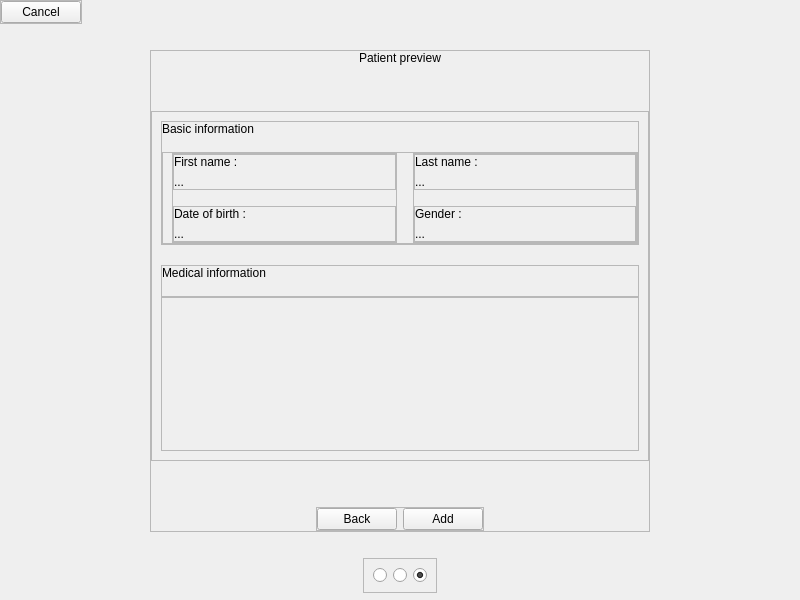
This is skin application/skinApplication/src/views/ui/ui_upsert_patient_preview.ui in AgustinCartaya/SkinApplication as Qt 5 draws it before an edit. The edited form follows.
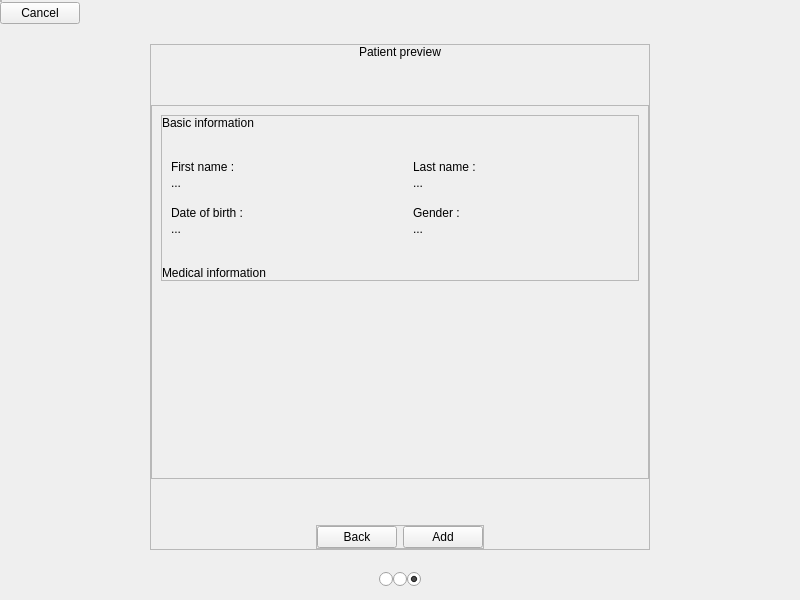
This is the edited form. Custom widgets are drawn as their Qt base class.

Commit message: before changing to layout

Diff of the .ui file:
```diff
--- a/skin application/skinApplication/src/views/ui/ui_upsert_patient_preview.ui
+++ b/skin application/skinApplication/src/views/ui/ui_upsert_patient_preview.ui
@@ -20,6 +20,9 @@
    <string notr="true"/>
   </property>
   <layout class="QVBoxLayout" name="verticalLayout">
+   <property name="spacing">
+    <number>0</number>
+   </property>
    <property name="leftMargin">
     <number>0</number>
    </property>
@@ -30,7 +33,7 @@
     <number>0</number>
    </property>
    <property name="bottomMargin">
-    <number>7</number>
+    <number>10</number>
    </property>
    <item alignment="Qt::AlignLeft|Qt::AlignTop">
     <widget class="QFrame" name="c_navigator">
@@ -56,6 +59,20 @@
       <property name="bottomMargin">
        <number>0</number>
       </property>
+     </layout>
+    </widget>
+   </item>
+   <item>
+    <layout class="QHBoxLayout" name="horizontalLayout_6">
+     <property name="spacing">
+      <number>0</number>
+     </property>
+     <property name="leftMargin">
+      <number>0</number>
+     </property>
+     <property name="topMargin">
+      <number>0</number>
+     </property>
       <item>
        <widget class="NavigatorButton" name="bt_cancel">
         <property name="text">
@@ -63,8 +80,20 @@
         </property>
        </widget>
       </item>
-     </layout>
-    </widget>
+     <item>
+      <spacer name="horizontalSpacer_3">
+       <property name="orientation">
+        <enum>Qt::Horizontal</enum>
+       </property>
+       <property name="sizeHint" stdset="0">
+        <size>
+         <width>40</width>
+         <height>20</height>
+        </size>
+       </property>
+      </spacer>
+     </item>
+    </layout>
    </item>
    <item>
     <spacer name="verticalSpacer_3">
@@ -137,30 +166,27 @@
         <property name="widgetResizable">
          <bool>true</bool>
         </property>
-        <widget class="QWidget" name="scrollAreaWidgetContents">
+        <widget class="QWidget" name="scc_patient_information">
          <property name="geometry">
           <rect>
            <x>0</x>
            <y>0</y>
            <width>496</width>
-           <height>318</height>
+           <height>359</height>
           </rect>
          </property>
          <layout class="QVBoxLayout" name="verticalLayout_3">
-          <property name="spacing">
-           <number>20</number>
-          </property>
           <item>
-           <widget class="QFrame" name="c_up_basic_information">
+           <widget class="QFrame" name="c_spacing_layout">
             <property name="frameShape">
              <enum>QFrame::StyledPanel</enum>
             </property>
             <property name="frameShadow">
              <enum>QFrame::Raised</enum>
             </property>
-            <layout class="QVBoxLayout" name="verticalLayout_10">
+            <layout class="QVBoxLayout" name="verticalLayout_4">
              <property name="spacing">
-              <number>16</number>
+              <number>30</number>
              </property>
              <property name="leftMargin">
               <number>0</number>
@@ -172,30 +198,22 @@
               <number>0</number>
              </property>
              <property name="bottomMargin">
+              <number>0</number>
+             </property>
+             <item>
+              <layout class="QVBoxLayout" name="ly_basic_information">
+               <property name="topMargin">
               <number>0</number>
              </property>
              <item>
               <widget class="Label" name="lb_basic_information_title">
-               <property name="maximumSize">
-                <size>
-                 <width>16777215</width>
-                 <height>20</height>
-                </size>
-               </property>
                <property name="text">
                 <string>Basic information</string>
                </property>
               </widget>
              </item>
              <item>
-              <widget class="QFrame" name="c_basic_information">
-               <property name="frameShape">
-                <enum>QFrame::StyledPanel</enum>
-               </property>
-               <property name="frameShadow">
-                <enum>QFrame::Raised</enum>
-               </property>
-               <layout class="QHBoxLayout" name="horizontalLayout_2">
+                <layout class="QHBoxLayout" name="ly_bi_content">
                 <property name="spacing">
                  <number>16</number>
                 </property>
@@ -205,57 +223,22 @@
                 <property name="topMargin">
                  <number>0</number>
                 </property>
-                <property name="rightMargin">
-                 <number>0</number>
-                </property>
-                <property name="bottomMargin">
-                 <number>0</number>
-                </property>
                 <item>
-                 <widget class="QFrame" name="c_left_basic_information">
-                  <property name="frameShape">
-                   <enum>QFrame::StyledPanel</enum>
-                  </property>
-                  <property name="frameShadow">
-                   <enum>QFrame::Raised</enum>
-                  </property>
-                  <layout class="QVBoxLayout" name="verticalLayout_5">
+                  <layout class="QVBoxLayout" name="ly_bi_left">
                    <property name="spacing">
                     <number>16</number>
                    </property>
-                   <property name="leftMargin">
-                    <number>0</number>
-                   </property>
                    <property name="topMargin">
                     <number>0</number>
                    </property>
-                   <property name="rightMargin">
-                    <number>0</number>
-                   </property>
-                   <property name="bottomMargin">
-                    <number>0</number>
-                   </property>
                    <item>
-                    <widget class="QFrame" name="c_first_name">
-                     <property name="frameShape">
-                      <enum>QFrame::StyledPanel</enum>
-                     </property>
-                     <property name="frameShadow">
-                      <enum>QFrame::Raised</enum>
-                     </property>
-                     <layout class="QVBoxLayout" name="verticalLayout_9">
-                      <property name="leftMargin">
-                       <number>0</number>
+                    <layout class="QVBoxLayout" name="ly_first_name">
+                     <property name="spacing">
+                      <number>2</number>
                       </property>
                       <property name="topMargin">
                        <number>0</number>
                       </property>
-                      <property name="rightMargin">
-                       <number>0</number>
-                      </property>
-                      <property name="bottomMargin">
-                       <number>0</number>
-                      </property>
                       <item>
                        <widget class="Label" name="lb_first_name">
                         <property name="text">
@@ -263,7 +246,7 @@
                         </property>
                        </widget>
                       </item>
-                      <item alignment="Qt::AlignLeft">
+                     <item>
                        <widget class="Label" name="i_first_name">
                         <property name="text">
                          <string>...</string>
@@ -271,29 +254,15 @@
                        </widget>
                       </item>
                      </layout>
-                    </widget>
                    </item>
                    <item>
-                    <widget class="QFrame" name="c_birth_date">
-                     <property name="frameShape">
-                      <enum>QFrame::StyledPanel</enum>
-                     </property>
-                     <property name="frameShadow">
-                      <enum>QFrame::Raised</enum>
-                     </property>
-                     <layout class="QVBoxLayout" name="verticalLayout_8">
-                      <property name="leftMargin">
-                       <number>0</number>
+                    <layout class="QVBoxLayout" name="ly_birth_date">
+                     <property name="spacing">
+                      <number>2</number>
                       </property>
                       <property name="topMargin">
                        <number>0</number>
                       </property>
-                      <property name="rightMargin">
-                       <number>0</number>
-                      </property>
-                      <property name="bottomMargin">
-                       <number>0</number>
-                      </property>
                       <item>
                        <widget class="Label" name="lb_birth_date">
                         <property name="text">
@@ -301,7 +270,7 @@
                         </property>
                        </widget>
                       </item>
-                      <item alignment="Qt::AlignLeft">
+                     <item>
                        <widget class="Label" name="i_birth_date">
                         <property name="text">
                          <string>...</string>
@@ -309,55 +278,21 @@
                        </widget>
                       </item>
                      </layout>
-                    </widget>
                    </item>
                   </layout>
-                 </widget>
                 </item>
                 <item>
-                 <widget class="QFrame" name="c_right_basic_information">
-                  <property name="frameShape">
-                   <enum>QFrame::StyledPanel</enum>
-                  </property>
-                  <property name="frameShadow">
-                   <enum>QFrame::Raised</enum>
-                  </property>
-                  <layout class="QVBoxLayout" name="verticalLayout_4">
+                  <layout class="QVBoxLayout" name="ly_bi_right">
                    <property name="spacing">
                     <number>16</number>
                    </property>
-                   <property name="leftMargin">
-                    <number>0</number>
-                   </property>
                    <property name="topMargin">
                     <number>0</number>
                    </property>
-                   <property name="rightMargin">
-                    <number>0</number>
-                   </property>
-                   <property name="bottomMargin">
-                    <number>0</number>
-                   </property>
                    <item>
-                    <widget class="QFrame" name="c_last_name">
-                     <property name="frameShape">
-                      <enum>QFrame::StyledPanel</enum>
-                     </property>
-                     <property name="frameShadow">
-                      <enum>QFrame::Raised</enum>
-                     </property>
-                     <layout class="QVBoxLayout" name="verticalLayout_6">
-                      <property name="leftMargin">
-                       <number>0</number>
-                      </property>
-                      <property name="topMargin">
-                       <number>0</number>
-                      </property>
-                      <property name="rightMargin">
-                       <number>0</number>
-                      </property>
-                      <property name="bottomMargin">
-                       <number>0</number>
+                    <layout class="QVBoxLayout" name="ly_last_name">
+                     <property name="spacing">
+                      <number>2</number>
                       </property>
                       <item>
                        <widget class="Label" name="lb_last_name">
@@ -366,7 +301,7 @@
                         </property>
                        </widget>
                       </item>
-                      <item alignment="Qt::AlignLeft">
+                     <item>
                        <widget class="Label" name="i_last_name">
                         <property name="text">
                          <string>...</string>
@@ -374,29 +309,15 @@
                        </widget>
                       </item>
                      </layout>
-                    </widget>
                    </item>
                    <item>
-                    <widget class="QFrame" name="c_gender">
-                     <property name="frameShape">
-                      <enum>QFrame::StyledPanel</enum>
-                     </property>
-                     <property name="frameShadow">
-                      <enum>QFrame::Raised</enum>
-                     </property>
-                     <layout class="QVBoxLayout" name="verticalLayout_7">
-                      <property name="leftMargin">
-                       <number>0</number>
+                    <layout class="QVBoxLayout" name="ly_gender">
+                     <property name="spacing">
+                      <number>2</number>
                       </property>
                       <property name="topMargin">
                        <number>0</number>
                       </property>
-                      <property name="rightMargin">
-                       <number>0</number>
-                      </property>
-                      <property name="bottomMargin">
-                       <number>0</number>
-                      </property>
                       <item>
                        <widget class="Label" name="lb_gender">
                         <property name="text">
@@ -404,7 +325,7 @@
                         </property>
                        </widget>
                       </item>
-                      <item alignment="Qt::AlignLeft">
+                     <item>
                        <widget class="Label" name="i_gender">
                         <property name="text">
                          <string>...</string>
@@ -412,81 +333,39 @@
                        </widget>
                       </item>
                      </layout>
-                    </widget>
                    </item>
                   </layout>
-                 </widget>
-                </item>
-               </layout>
-              </widget>
-             </item>
-            </layout>
-           </widget>
+                 </item>
+                </layout>
+               </item>
+              </layout>
           </item>
           <item>
-           <widget class="QFrame" name="c_down_medical_information">
-            <property name="frameShape">
-             <enum>QFrame::StyledPanel</enum>
-            </property>
-            <property name="frameShadow">
-             <enum>QFrame::Raised</enum>
-            </property>
-            <layout class="QVBoxLayout" name="verticalLayout_11">
+              <layout class="QVBoxLayout" name="ly_medical_information">
              <property name="spacing">
               <number>16</number>
              </property>
-             <property name="leftMargin">
-              <number>0</number>
-             </property>
              <property name="topMargin">
               <number>0</number>
              </property>
-             <property name="rightMargin">
-              <number>0</number>
-             </property>
-             <property name="bottomMargin">
-              <number>10</number>
-             </property>
              <item>
               <widget class="Label" name="lb_medical_information_title">
-               <property name="maximumSize">
-                <size>
-                 <width>16777215</width>
-                 <height>20</height>
-                </size>
-               </property>
                <property name="text">
                 <string>Medical information</string>
                </property>
               </widget>
              </item>
              <item>
-              <widget class="QFrame" name="c_medical_information_margin">
-               <property name="frameShape">
-                <enum>QFrame::StyledPanel</enum>
-               </property>
-               <property name="frameShadow">
-                <enum>QFrame::Raised</enum>
-               </property>
-               <layout class="QHBoxLayout" name="horizontalLayout_5">
-                <property name="topMargin">
-                 <number>0</number>
-                </property>
-                <property name="rightMargin">
-                 <number>0</number>
-                </property>
-                <property name="bottomMargin">
-                 <number>0</number>
-                </property>
-                <item>
-                 <widget class="QFrame" name="c_medical_information">
-                  <property name="frameShape">
-                   <enum>QFrame::StyledPanel</enum>
-                  </property>
-                  <property name="frameShadow">
-                   <enum>QFrame::Raised</enum>
-                  </property>
-                 </widget>
+                <layout class="QVBoxLayout" name="mi_content_layout">
+                 <property name="spacing">
+                  <number>16</number>
+                 </property>
+                 <property name="leftMargin">
+                  <number>9</number>
+                 </property>
+                </layout>
+               </item>
+              </layout>
                 </item>
                </layout>
               </widget>
@@ -506,9 +385,6 @@
              </item>
             </layout>
            </widget>
-          </item>
-         </layout>
-        </widget>
        </widget>
       </item>
       <item>
@@ -584,15 +460,24 @@
      </property>
     </spacer>
    </item>
-   <item alignment="Qt::AlignHCenter|Qt::AlignVCenter">
-    <widget class="QFrame" name="c_rb_views">
-     <property name="frameShape">
-      <enum>QFrame::StyledPanel</enum>
+   <item>
+    <layout class="QHBoxLayout" name="horizontalLayout_5">
+     <property name="topMargin">
+      <number>0</number>
      </property>
-     <property name="frameShadow">
-      <enum>QFrame::Raised</enum>
-     </property>
-     <layout class="QHBoxLayout" name="horizontalLayout_4">
+     <item>
+      <spacer name="horizontalSpacer_2">
+       <property name="orientation">
+        <enum>Qt::Horizontal</enum>
+       </property>
+       <property name="sizeHint" stdset="0">
+        <size>
+         <width>40</width>
+         <height>20</height>
+        </size>
+       </property>
+      </spacer>
+     </item>
       <item>
        <widget class="QRadioButton" name="i_upsert_patient_view">
         <property name="text">
@@ -605,9 +490,6 @@
         <property name="text">
          <string/>
         </property>
-        <property name="checked">
-         <bool>false</bool>
-        </property>
        </widget>
       </item>
       <item>
@@ -620,8 +502,20 @@
         </property>
        </widget>
       </item>
-     </layout>
-    </widget>
+     <item>
+      <spacer name="horizontalSpacer">
+       <property name="orientation">
+        <enum>Qt::Horizontal</enum>
+       </property>
+       <property name="sizeHint" stdset="0">
+        <size>
+         <width>40</width>
+         <height>20</height>
+        </size>
+       </property>
+      </spacer>
+     </item>
+    </layout>
    </item>
   </layout>
  </widget>
```
Lines whose indentation alone changed are shown as unchanged. The commit also changes 48 other files.
